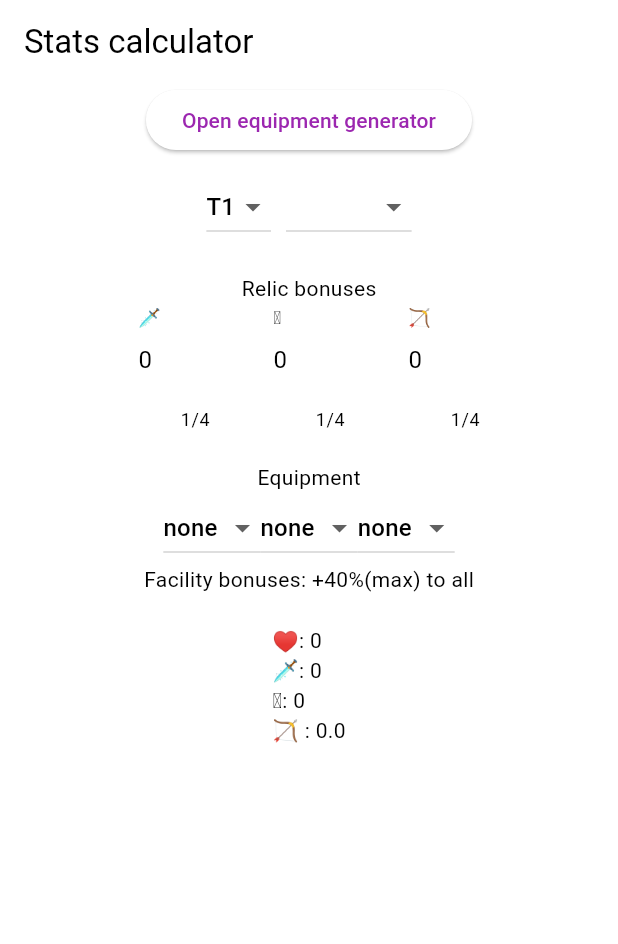
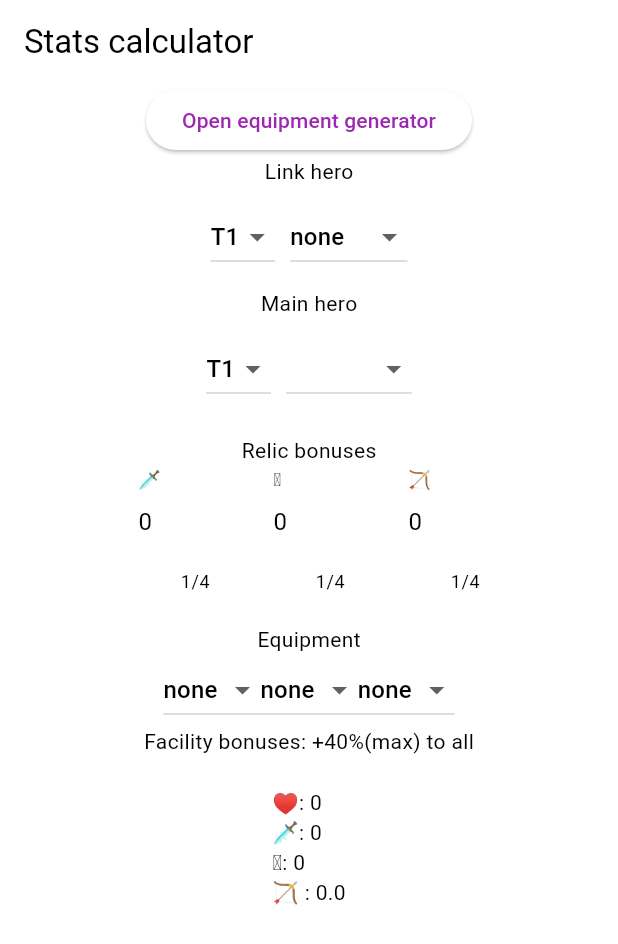
Before and after one commit to TemirkhanN/kgc-calculator, a Flutter app: the screen it shows after launch, on a phone screen of 412 x 824 dp. Shown: the top 944 px of the screen. Run offline on Flutter 3.47's test engine with Material 3 defaults, Android fonts, the phone set to English and light mode, and no system bars; our stand-ins replace shared_preferences.

Commit message:
Added raw linker option to calculator

```diff
--- a/lib/hero/hero.dart
+++ b/lib/hero/hero.dart
@@ -105,9 +105,9 @@ class Hero {
   final BaseStats baseStats;
   Map<String, StatBooster> _statsBoosters = {};
   List<Equipment> equipmentList = [];
-  late final HeroTier tier;
+  final HeroTier tier;
 
-  Hero(this.name, this.baseStats) : tier = HeroTier.T1;
+  Hero(this.name, this.baseStats, {this.tier = HeroTier.T1});
 
   Hero._(this.name, this.baseStats,
       {Map<String, StatBooster>? statsBoosters, this.tier = HeroTier.T1})
@@ -218,14 +218,12 @@ class Hero {
 class LinkingHero extends Hero {
   final List<LinkEffect> _linkBuff;
 
-  LinkingHero(super.name, super.baseStats, this._linkBuff);
+  LinkingHero(super.name, super.baseStats, this._linkBuff, {super.tier});
 
   @override
-  Hero ofTier(HeroTier tier) {
-    var hero = LinkingHero(name, baseStats, _linkBuff);
+  LinkingHero ofTier(HeroTier tier) {
+    var hero = LinkingHero(name, baseStats, _linkBuff, tier: tier);
     hero._statsBoosters = Map.of(_statsBoosters);
-    // TODO had to add late modifier for the value. Feels wrong.
-    hero.tier = tier;
 
     return hero;
   }
@@ -243,9 +241,18 @@ class LinkingHero extends Hero {
     var bonusStats =
         StatBooster.combine([buff.statsBonus]).calculateBonus(myBoostedStats);
 
+    // Some characters have many attacks and providing them full buff
+    // means easily breaking game balance. Hence, they receive boost proportionally
+    // to their attack count
+    var attackDistributionDelta = target.baseStats.attackCount;
+    // Charging characters have no attack instances and considered as single attack heroes.
+    if (attackDistributionDelta == 0) {
+      attackDistributionDelta = 1;
+    }
+
     return Stats(
         targetStats.hp,
-        (bonusStats.attack / target.baseStats.attackCount).round() +
+        (bonusStats.attack / attackDistributionDelta).round() +
             targetStats.attack,
         bonusStats.spellPower + targetStats.spellPower,
         targetStats.attackSpeed,
--- a/lib/widget/calculator.dart
+++ b/lib/widget/calculator.dart
@@ -31,6 +31,9 @@ class _CalculatorState extends State<Calculator> {
   hero_domain.Hero? _hero;
   Map<int, Equipment?> equipmentSlots = {1: null, 2: null, 3: null};
 
+  hero_domain.LinkingHero? _buffer;
+  HeroTier _bufferTier = HeroTier.T1;
+
   Widget statsSummary = StatsWidget.empty;
 
   final EquipmentRepository _equipmentRepository = EquipmentRepository();
@@ -48,6 +51,9 @@ class _CalculatorState extends State<Calculator> {
               onPressed: () => openPage(const EquipmentCreator(), context)
                   .then((val) => setState(() {})),
               child: const Text("Open equipment generator")),
+          const Text("Link hero"),
+          _bufferSelector(),
+          const Text("Main hero"),
           _heroSelector(),
           const SizedBox(height: 10),
           const Text("Relic bonuses"),
@@ -93,7 +99,7 @@ class _CalculatorState extends State<Calculator> {
 
     statsSummary = Column(children: [
       StatsWidget("Expected stats", adjustedHero.getStats()),
-      DpsWidget(adjustedHero),
+      DpsWidget(adjustedHero, buffer: _buffer?.ofTier(_bufferTier)),
     ]);
   }
 
@@ -191,8 +197,10 @@ class _CalculatorState extends State<Calculator> {
 
   Widget _heroSelector() {
     return Padding(
-        padding: const EdgeInsets.all(10),
-        child: Row(mainAxisAlignment: MainAxisAlignment.center, children: [
+      padding: const EdgeInsets.all(10),
+      child: Row(
+        mainAxisAlignment: MainAxisAlignment.center,
+        children: [
           KgcFormFactory.createHeroTierSelector(
               value: _heroTier,
               onchange: (newTier) {
@@ -204,6 +212,7 @@ class _CalculatorState extends State<Calculator> {
           const SizedBox(width: 10),
           DropdownButton(
             items: characters.entries
+                .where((c) => c.value is! hero_domain.LinkingHero)
                 .map((entry) => DropdownMenuItem(
                     value: entry.value, child: Text(entry.value.name)))
                 .toList(growable: false),
@@ -215,6 +224,49 @@ class _CalculatorState extends State<Calculator> {
               });
             },
           ),
-        ]));
+        ],
+      ),
+    );
+  }
+
+  Widget _bufferSelector() {
+    return Padding(
+      padding: const EdgeInsets.all(10),
+      child: Row(
+        mainAxisAlignment: MainAxisAlignment.center,
+        children: [
+          KgcFormFactory.createHeroTierSelector(
+              value: _bufferTier,
+              onchange: (newTier) {
+                setState(() {
+                  _bufferTier = newTier;
+                  _recalculateStats();
+                });
+              }),
+          const SizedBox(width: 10),
+          DropdownButton(
+            items: characters.entries
+                .where((c) => c.value is hero_domain.LinkingHero)
+                .map(
+                  (entry) => DropdownMenuItem(
+                    value: entry.value,
+                    child: Text(entry.value.name),
+                  ),
+                )
+                .toList()
+              ..add(const DropdownMenuItem(child: Text("none"))),
+            value: _buffer,
+            onChanged: (hero_domain.Hero? selected) {
+              setState(() {
+                _buffer = selected != null
+                    ? selected as hero_domain.LinkingHero
+                    : null;
+                _recalculateStats();
+              });
+            },
+          ),
+        ],
+      ),
+    );
   }
 }
--- a/lib/widget/character_stats.dart
+++ b/lib/widget/character_stats.dart
@@ -36,12 +36,13 @@ class StatsWidget extends StatelessWidget {
 
 class DpsWidget extends StatelessWidget {
   final hero_domain.Hero hero;
+  final hero_domain.LinkingHero? buffer;
 
-  const DpsWidget(this.hero, {super.key});
+  const DpsWidget(this.hero, {super.key, this.buffer});
 
   @override
   Widget build(BuildContext context) {
-    var estimator = _HeroDamageEstimator(hero);
+    var estimator = _HeroDamageEstimator(hero, buffer: buffer);
 
     return Column(
       crossAxisAlignment: CrossAxisAlignment.start,
@@ -57,8 +58,9 @@ class _HeroDamageEstimator {
   static const RatioModifier xAttackDamageModifier = RatioModifier(2);
 
   final hero_domain.Hero hero;
+  final hero_domain.LinkingHero? buffer;
 
-  const _HeroDamageEstimator(this.hero);
+  const _HeroDamageEstimator(this.hero, {this.buffer});
 
   int getDPS() {
     int timeInterval = 20; // seconds for better precision
@@ -76,7 +78,7 @@ class _HeroDamageEstimator {
   }
 
   List<int> simulate(int intervalInSeconds) {
-    var heroStats = hero.getStats();
+    var heroStats = buffer != null ? buffer!.buff(hero) : hero.getStats();
 
     var damageAmplifier = _SequentialAmplifier();
 
```
